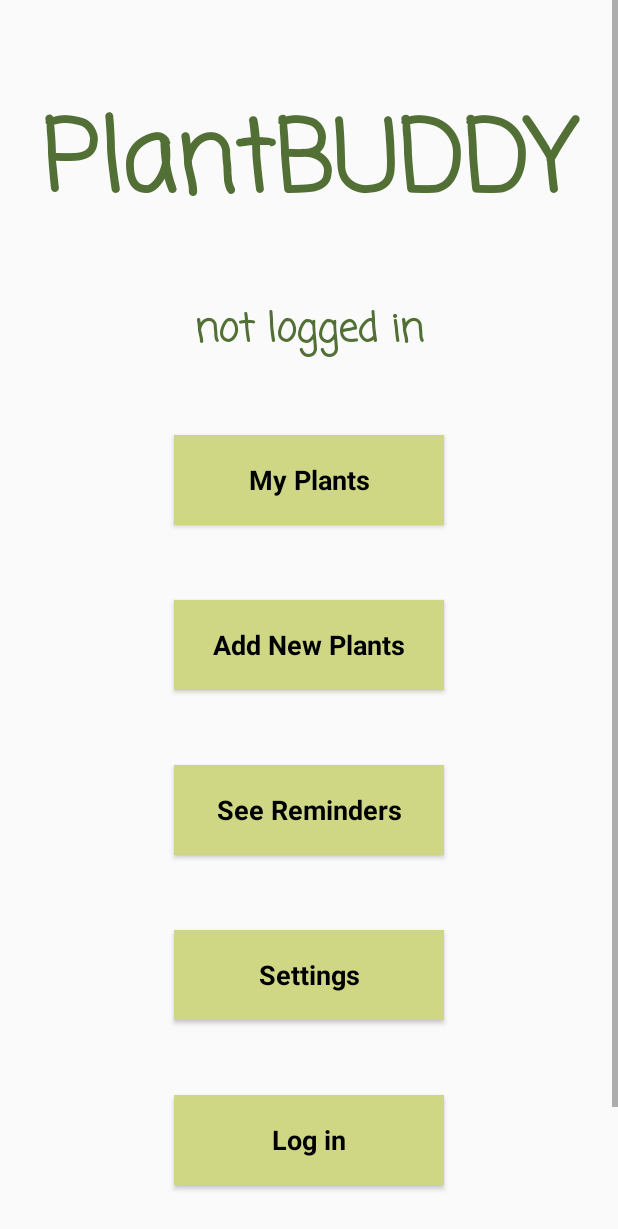
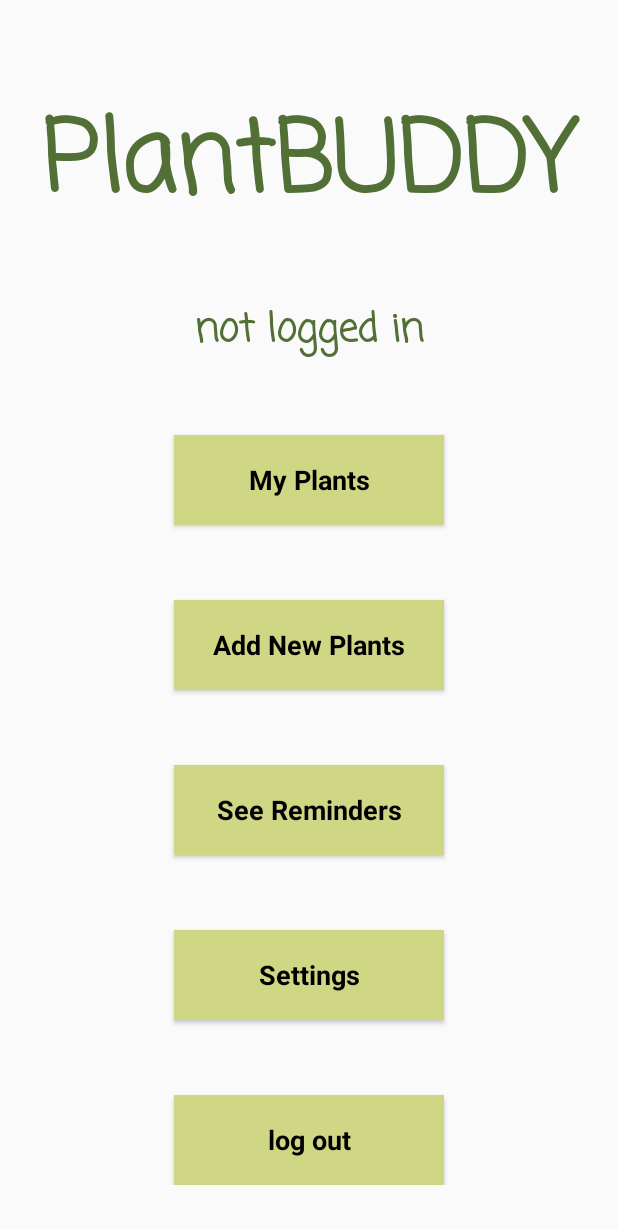
Before and after one commit to marapop27/MSA-project, an Android app: the layout activity_main.xml on its own in the app's theme, with its tools: preview values and no code run, on a phone screen of 412 x 824 dp. Shown: the top 1229 px of the screen. Run offline under Robolectric (Android 15) with nearby library versions, the phone set to English and light mode, and no system bars.

Commit message:
changes to email&password based login mechanism

```diff
--- a/app/src/main/res/layout/activity_main.xml
+++ b/app/src/main/res/layout/activity_main.xml
@@ -61,12 +61,12 @@
             android:text="@string/settings"
             />
 
-        <Button
-            android:id="@+id/buttonLoginMain"
-            android:visibility="visible"
-            style="@style/PrimaryButton"
-            android:text="@string/login"
-            />
+<!--        <Button-->
+<!--            android:id="@+id/buttonLoginMain"-->
+<!--            android:visibility="visible"-->
+<!--            style="@style/PrimaryButton"-->
+<!--            android:text="@string/login"-->
+<!--            />-->
 
         <Button
             android:id="@+id/buttonLogoutMain"
```
Also changed, not shown: app/src/main/java/com/example/plantbuddy/MainActivity.kt (+18 -7 lines).
